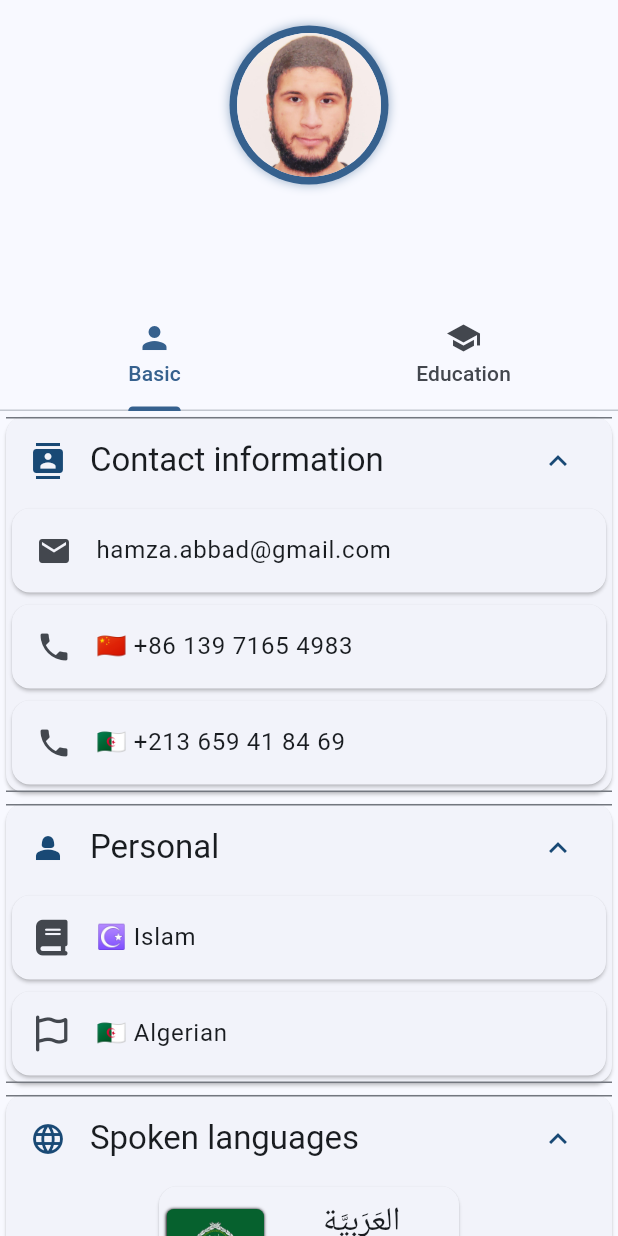
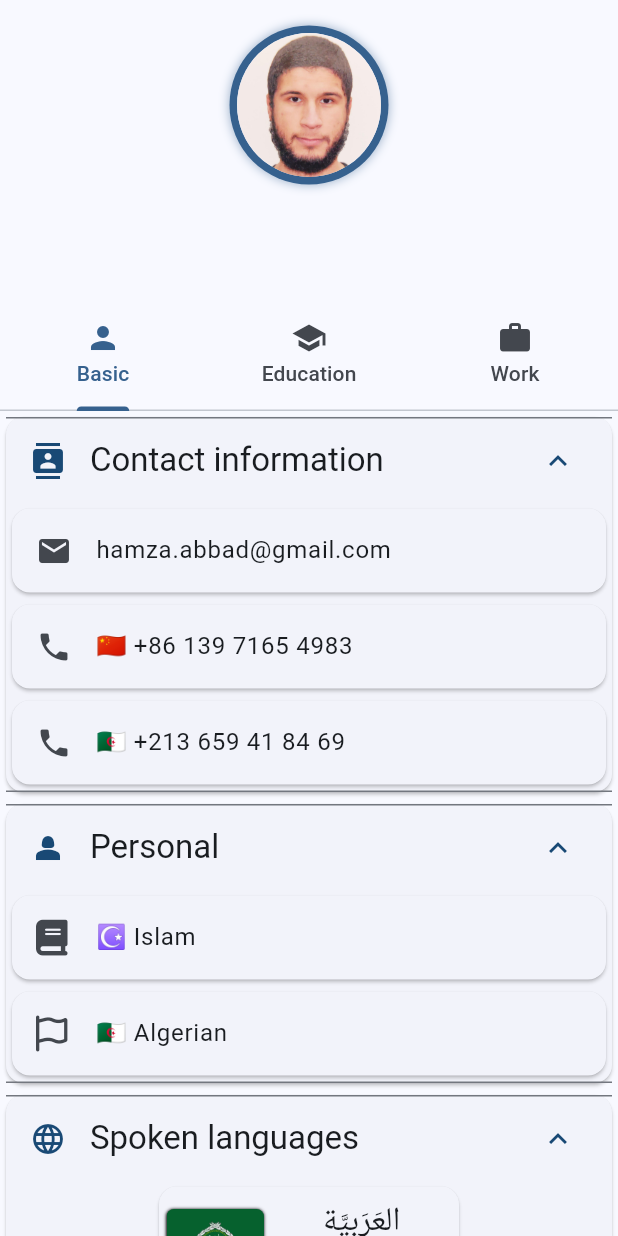
Before and after one commit to Hamza5/InteractiveCV, a Flutter app: the screen it shows after launch, on a phone screen of 412 x 824 dp. Run offline on Flutter 3.47's test engine with Material 3 defaults, Android fonts, the light colour scheme and no system bars; our stand-ins replace flutter_map, font_awesome_flutter, latlong2, step_progress_indicator; missing offline and left inert: easy_image_viewer, flutter_map_cancellable_tile_provider.

Commit message:
Added Work tab.

```diff
--- a/lib/item_widgets.dart
+++ b/lib/item_widgets.dart
@@ -211,10 +211,13 @@ class ExperienceItem extends StatelessWidget {
   @override
   Widget build(BuildContext context) {
     return Card(
-        child: ExpansionTile(
+        child: items.isNotEmpty ? ExpansionTile(
           title: Text(title),
           trailing: Text(trailing),
           children: items,
+        ) : ListTile(
+          title: Text(title),
+          trailing: Text(trailing),
         )
     );
   }
--- a/lib/main.dart
+++ b/lib/main.dart
@@ -7,8 +7,9 @@ const lastName = 'Abbad';
 const shortDescription = 'PhD student in computer science and artificial intelligence';
 const photoPath = 'images/Photo.jpg';
 
-const tabTitles = ['Basic', 'Education'];
-const tabIcons = [Icons.person, Icons.school];
+const tabTitles = ['Basic', 'Education', 'Work'];
+const tabIcons = [Icons.person, Icons.school, Icons.work];
+const tabs = [BasicInfoView(), EducationView(), WorkView()];
 
 void main() {
   runApp(const InteractiveCV());
@@ -48,10 +49,7 @@ class MainPage extends StatelessWidget {
         ),
       ),
       body: const TabBarView(
-        children: [
-          BasicInfoView(),
-          EducationView(),
-        ],
+        children: tabs,
       ),
     );
   }
--- a/pubspec.yaml
+++ b/pubspec.yaml
@@ -16,7 +16,7 @@ publish_to: 'none' # Remove this line if you wish to publish to pub.dev
 # https://developer.apple.com/library/archive/documentation/General/Reference/InfoPlistKeyReference/Articles/CoreFoundationKeys.html
 # In Windows, build-name is used as the major, minor, and patch parts
 # of the product and file versions while build-number is used as the build suffix.
-version: 0.0.4
+version: 0.0.5
 
 environment:
   sdk: '>=3.1.5 <4.0.0'
```
Also changed, not shown: lib/views.dart (+36 -0 lines), images/Internship_2014.jpg (added), images/albaraka_logo.png (added), images/dataimpact_logo.png (added).
